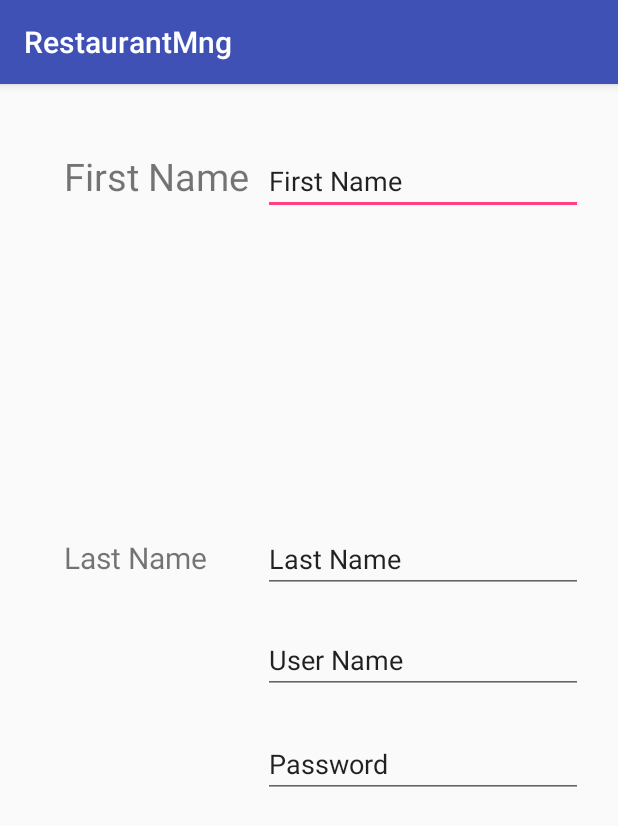
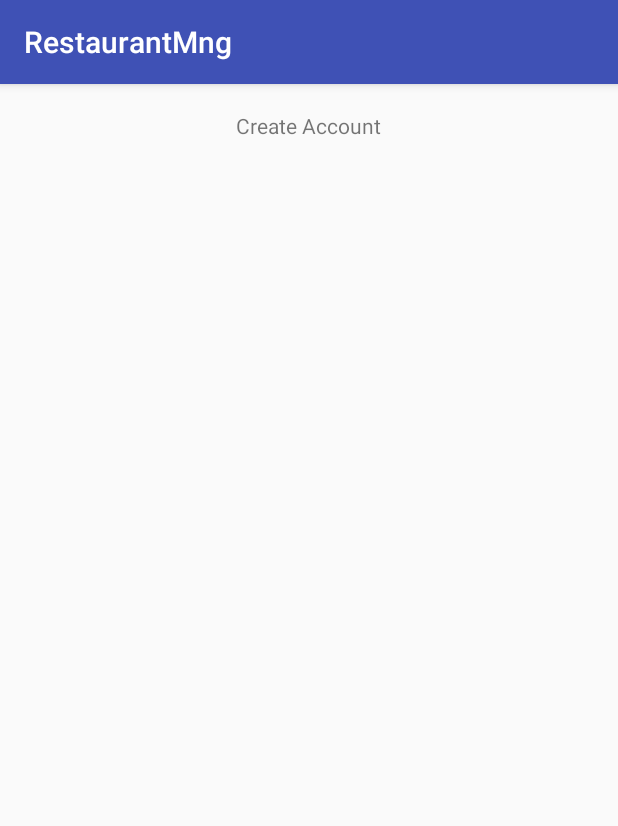
Before and after one commit to deeftah/RestaurantMng, an Android app: the SignUpActivity screen opened directly, with no data from a screen before it, on a phone screen of 412 x 824 dp. Shown: the top 826 px of the screen. Run offline under Robolectric (Android 15) with nearby library versions, the phone set to English and light mode, and no system bars.

```diff
--- a/app/src/main/res/layout/activity_sign_up.xml
+++ b/app/src/main/res/layout/activity_sign_up.xml
@@ -6,95 +6,18 @@
     android:layout_height="match_parent"
     tools:context="com.tbd.restaurantmng.SignUpActivity">
 
+
     <RelativeLayout
-        android:id="@+id/relativeLayout"
-        android:layout_width="363dp"
-        android:layout_height="0dp"
-        android:layout_marginBottom="8dp"
-        android:layout_marginTop="8dp"
-        app:layout_constraintBottom_toBottomOf="parent"
-        app:layout_constraintEnd_toEndOf="parent"
-        app:layout_constraintHorizontal_bias="0.523"
-        app:layout_constraintStart_toStartOf="parent"
-        app:layout_constraintTop_toTopOf="parent"
-        app:layout_constraintVertical_bias="0.0">
-
-
+        android:layout_width="match_parent"
+        android:layout_height="match_parent">
 
         <TextView
-            android:id="@+id/textView3"
+            android:id="@+id/signupHeader"
             android:layout_width="wrap_content"
             android:layout_height="wrap_content"
-            android:layout_alignBaseline="@+id/f_name"
-            android:layout_alignBottom="@+id/f_name"
-            android:layout_alignStart="@+id/textView4"
-            android:text="First Name"
-            android:textSize="25dp"
-            tools:layout_editor_absoluteX="39dp"
-            tools:layout_editor_absoluteY="173dp" />
-
-
-
-
-        <TextView
-            android:id="@+id/textView4"
-            android:layout_width="wrap_content"
-            android:layout_height="wrap_content"
-            android:layout_alignBaseline="@+id/l_name"
-            android:layout_alignBottom="@+id/l_name"
-            android:layout_alignParentStart="true"
-            android:layout_marginStart="17dp"
-            android:text="Last Name"
-            android:textSize="20dp"
-            tools:layout_editor_absoluteX="39dp"
-            tools:layout_editor_absoluteY="110dp" />
-
-        <EditText
-            android:id="@+id/f_name"
-            android:layout_width="wrap_content"
-            android:layout_height="wrap_content"
-            android:layout_alignParentEnd="true"
-            android:layout_below="@+id/headerText"
-            android:layout_marginTop="34dp"
-            android:ems="10"
-            android:inputType="textPersonName"
-            android:text="First Name"
-            tools:layout_editor_absoluteX="153dp"
-            tools:layout_editor_absoluteY="97dp" />
-
-        <EditText
-            android:id="@+id/l_name"
-            android:layout_width="wrap_content"
-            android:layout_height="wrap_content"
-            android:layout_above="@+id/editText3"
-            android:layout_alignParentEnd="true"
-            android:layout_marginBottom="22dp"
-            android:ems="10"
-            android:inputType="textPersonName"
-            android:text="Last Name"
-            tools:layout_editor_absoluteX="153dp"
-            tools:layout_editor_absoluteY="154dp" />
-
-        <EditText
-            android:id="@+id/editText3"
-            android:layout_width="wrap_content"
-            android:layout_height="wrap_content"
-            android:layout_alignStart="@+id/l_name"
-            android:layout_centerVertical="true"
-            android:ems="10"
-            android:inputType="textPersonName"
-            android:text="User Name" />
-
-        <EditText
-            android:id="@+id/editText4"
-            android:layout_width="wrap_content"
-            android:layout_height="wrap_content"
-            android:layout_alignParentEnd="true"
-            android:layout_below="@+id/editText3"
-            android:layout_marginTop="24dp"
-            android:ems="10"
-            android:inputType="textPersonName"
-            android:text="Password" />
-
+            android:layout_alignParentTop="true"
+            android:layout_centerHorizontal="true"
+            android:layout_marginTop="18dp"
+            android:text="Create Account" />
     </RelativeLayout>
 </android.support.constraint.ConstraintLayout>
```
Also changed, not shown: 2 other files.
